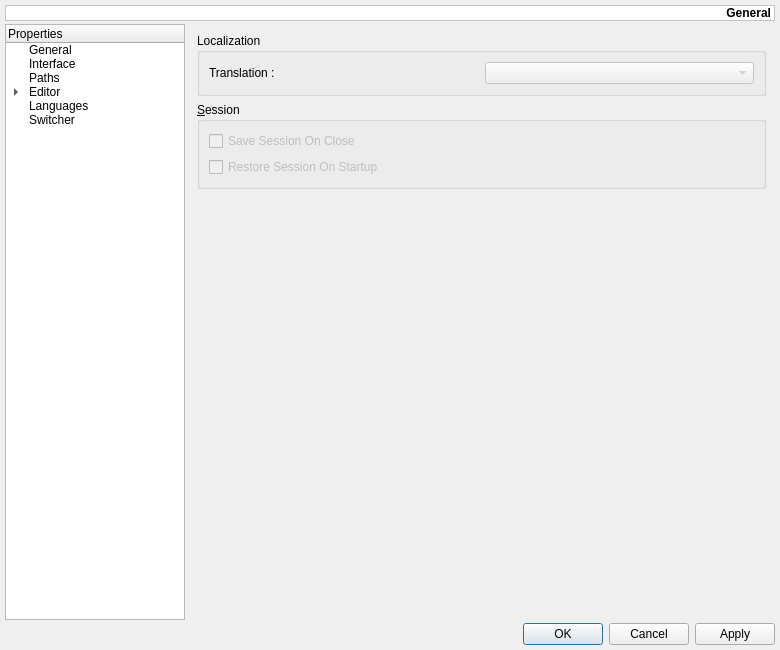
This is src/ui/settings.ui in yag00/raptor as Qt 5 draws it before an edit. The edited form follows.
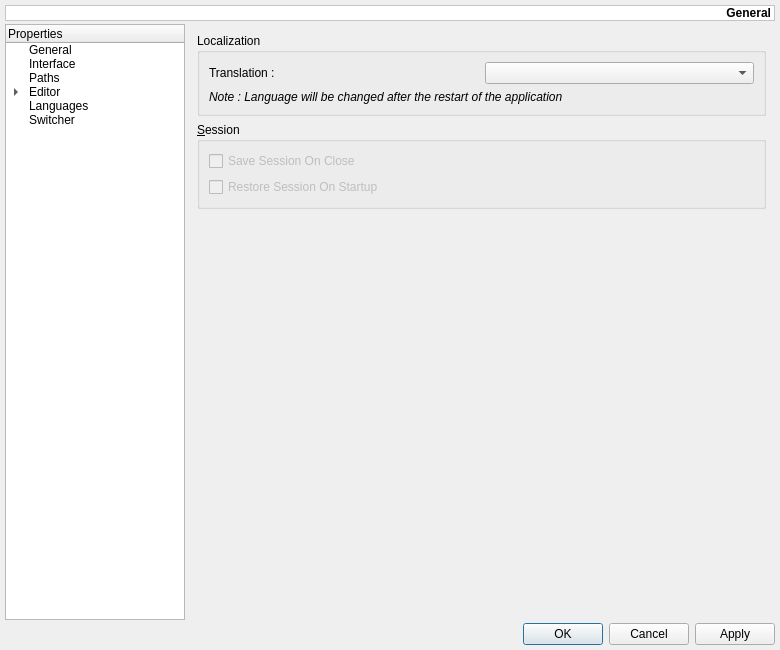
This is the edited form. The open tabs and pages were chosen to show the change. Icons and pictures are not drawn. Custom widgets are drawn as their Qt base class.

Commit message: translation : settings + loader

What changed in the file:
```diff
--- a/src/ui/settings.ui
+++ b/src/ui/settings.ui
@@ -262,7 +262,9 @@
          <property name="title">
           <string>Localization</string>
          </property>
-         <layout class="QHBoxLayout">
+         <layout class="QVBoxLayout" name="verticalLayout_22">
+          <item>
+           <layout class="QHBoxLayout" name="horizontalLayout_12">
           <item>
            <widget class="QLabel" name="lTranslation">
             <property name="text">
@@ -273,7 +275,21 @@
           <item>
            <widget class="QComboBox" name="cbTranslation">
             <property name="enabled">
-             <bool>false</bool>
+               <bool>true</bool>
+              </property>
+             </widget>
+            </item>
+           </layout>
+          </item>
+          <item>
+           <widget class="QLabel" name="lTranslationInfo">
+            <property name="font">
+             <font>
+              <italic>true</italic>
+             </font>
+            </property>
+            <property name="text">
+             <string>Note : Language will be changed after the restart of the application</string>
             </property>
            </widget>
           </item>
```
Left out of the diff: 2 changed lines with no effect on the pictures. Lines whose indentation alone changed are shown as unchanged. The commit also changes 8 other files.
